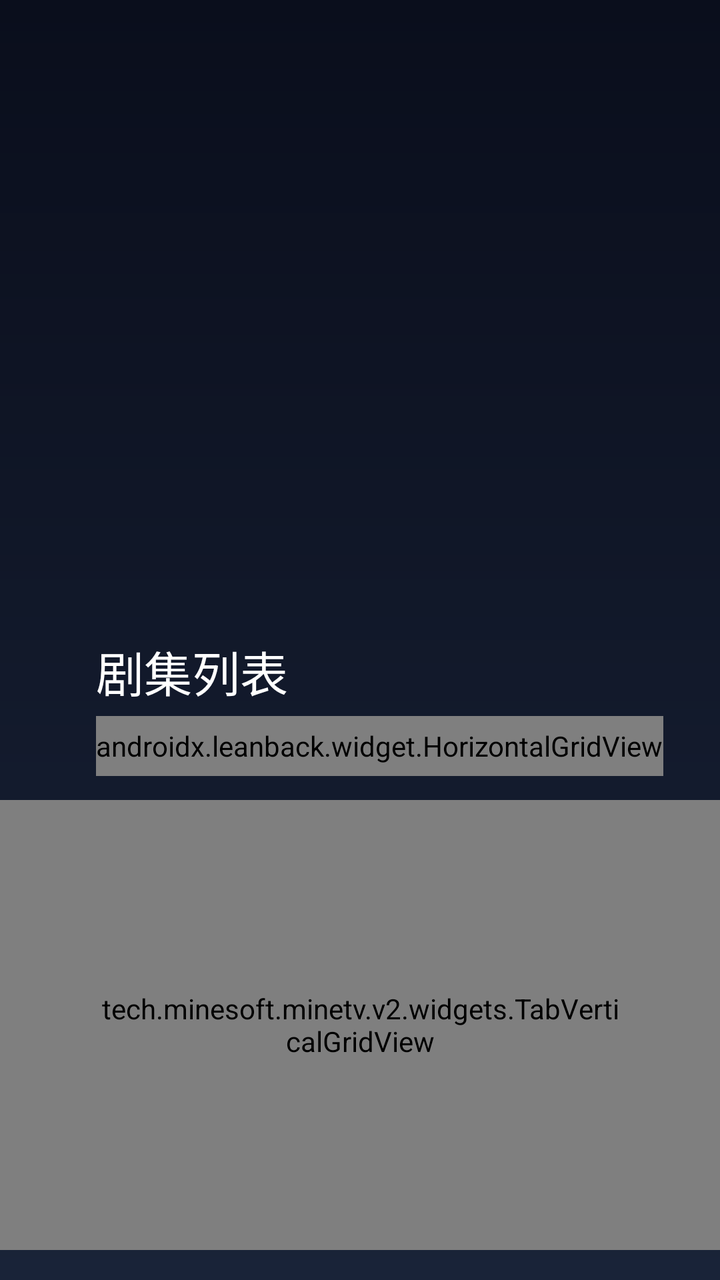
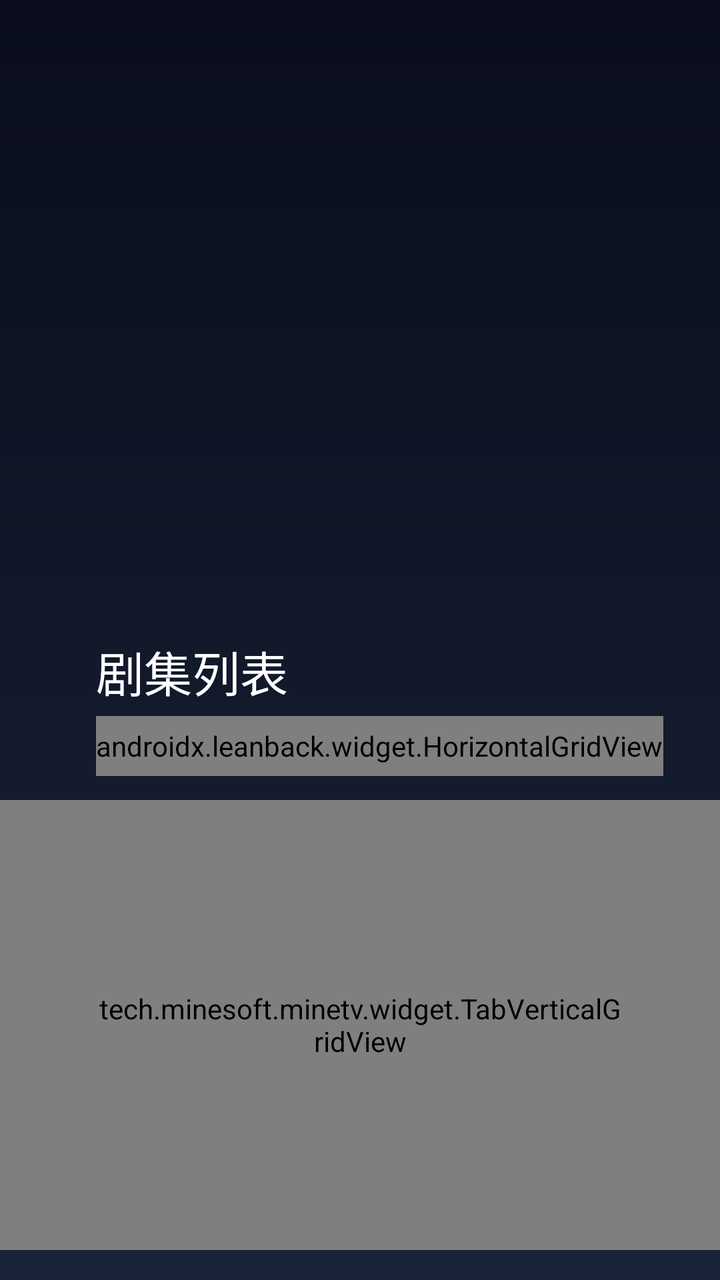

An Android layout rendered at two revisions. The XML below is the earlier revision; the diff shows what the commit changed to produce the second picture.
<!-- AndroidManifest.xml: application theme AppTheme -->
<!-- res/layout/activity_detail.xml -->
<?xml version="1.0" encoding="utf-8"?>
<androidx.constraintlayout.widget.ConstraintLayout xmlns:android="http://schemas.android.com/apk/res/android"
        xmlns:app="http://schemas.android.com/apk/res-auto"
        xmlns:tools="http://schemas.android.com/tools"
        android:layout_width="match_parent"
        android:layout_height="match_parent"
        android:clipChildren="false"
        android:clipToPadding="false"
        tools:context=".DetailActivity">

    <ImageView
            android:id="@+id/iv_video_pic"
            android:layout_width="420dp"
            android:layout_height="240dp"
            android:layout_marginStart="48dp"
            android:layout_marginTop="60dp"
            android:padding="2dp"
            android:focusableInTouchMode="false"
            android:clickable="false"
            android:focusable="false"
            android:scaleType="centerCrop"
            tools:ignore="ContentDescription"
            app:layout_constraintLeft_toLeftOf="parent"
            app:layout_constraintTop_toTopOf="parent" />

    <TextView
            android:id="@+id/tv_video_name"
            android:layout_width="wrap_content"
            android:layout_height="wrap_content"
            android:layout_marginStart="24dp"
            android:layout_marginTop="60dp"
            android:gravity="center"
            android:text="@string/placeholder"
            android:textColor="@color/colorWhite"
            android:textSize="30sp"
            android:textStyle="bold"
            app:layout_constraintLeft_toRightOf="@+id/iv_video_pic"
            app:layout_constraintTop_toTopOf="parent" />

    <TextView
            android:id="@+id/tv_video_info"
            android:layout_width="wrap_content"
            android:layout_height="wrap_content"
            android:layout_marginTop="5dp"
            android:ellipsize="end"
            android:gravity="start"
            android:singleLine="false"
            android:text="@string/placeholder"
            android:textColor="@color/colorWhite"
            app:layout_constraintLeft_toLeftOf="@+id/tv_video_name"
            app:layout_constraintTop_toBottomOf="@+id/tv_video_name" />

    <TextView
            android:id="@+id/tv_video_intro"
            android:layout_width="419dp"
            android:layout_height="86dp"
            android:layout_marginTop="5dp"
            android:ellipsize="end"
            android:maxLines="5"
            android:gravity="start"
            android:text="@string/placeholder"
            android:textColor="@color/colorWhite"
            app:layout_constraintLeft_toLeftOf="@+id/tv_video_name"
            app:layout_constraintTop_toBottomOf="@+id/tv_video_info" />

    <TextView
            android:id="@+id/tv_update"
            android:layout_width="wrap_content"
            android:layout_height="30dp"
            android:layout_marginTop="30dp"
            android:background="@drawable/selector_focus_bg_corner15_with_default_bg"
            android:clickable="true"
            android:focusable="true"
            android:focusableInTouchMode="true"
            android:gravity="center"
            android:paddingStart="14dp"
            android:paddingEnd="14dp"
            android:text="@string/action_update"
            android:textColor="@color/colorWhite"
            app:layout_constraintBottom_toBottomOf="@+id/iv_video_pic"
            app:layout_constraintLeft_toLeftOf="@+id/tv_video_name"
            app:layout_constraintTop_toBottomOf="@+id/tv_video_intro" />

    <TextView
            android:id="@+id/tv_star"
            android:layout_width="wrap_content"
            android:layout_height="30dp"
            android:layout_marginStart="10dp"
            android:background="@drawable/selector_focus_bg_corner15_with_default_bg"
            android:clickable="true"
            android:ellipsize="end"
            android:focusable="true"
            android:focusableInTouchMode="true"
            android:gravity="center"
            android:paddingStart="14dp"
            android:paddingEnd="14dp"
            android:text="@string/action_star"
            android:textColor="@color/colorWhite"
            app:layout_constraintLeft_toRightOf="@+id/tv_update"
            app:layout_constraintTop_toTopOf="@+id/tv_update" />

    <TextView
            android:id="@+id/tv_clean"
            android:layout_width="wrap_content"
            android:layout_height="30dp"
            android:layout_marginStart="10dp"
            android:background="@drawable/selector_focus_bg_corner15_with_default_bg"
            android:clickable="true"
            android:focusable="true"
            android:focusableInTouchMode="true"
            android:gravity="center"
            android:paddingStart="14dp"
            android:paddingEnd="14dp"
            android:text="@string/action_clear_view"
            android:textColor="@color/colorWhite"
            app:layout_constraintLeft_toRightOf="@+id/tv_star"
            app:layout_constraintTop_toTopOf="@+id/tv_star" />

    <TextView
            android:id="@+id/tv_reverse"
            android:layout_width="wrap_content"
            android:layout_height="30dp"
            android:layout_marginStart="10dp"
            android:background="@drawable/selector_focus_bg_corner15_with_default_bg"
            android:clickable="true"
            android:focusable="true"
            android:focusableInTouchMode="true"
            android:gravity="center"
            android:paddingStart="14dp"
            android:paddingEnd="14dp"
            android:text="@string/action_reverse"
            android:textColor="@color/colorWhite"
            app:layout_constraintLeft_toRightOf="@+id/tv_clean"
            app:layout_constraintTop_toTopOf="@+id/tv_clean" />

    <TextView
            android:id="@+id/tv_episode"
            android:layout_width="wrap_content"
            android:layout_height="wrap_content"
            android:layout_marginTop="18dp"
            android:text="@string/text_episode"
            android:textColor="@color/colorWhite"
            android:textSize="24sp"
            app:layout_constraintLeft_toLeftOf="@+id/iv_video_pic"
            app:layout_constraintTop_toBottomOf="@+id/iv_video_pic" />

    <androidx.leanback.widget.HorizontalGridView
            android:id="@+id/hg_play_from"
            android:layout_width="wrap_content"
            android:layout_height="30dp"
            android:layout_marginTop="5dp"
            android:layout_marginEnd="48dp"
            app:focusOutEnd="true"
            android:clipChildren="false"
            android:clipToPadding="false"
            app:focusOutFront="true"
            app:layout_constraintLeft_toLeftOf="@+id/iv_video_pic"
            app:layout_constraintTop_toBottomOf="@+id/tv_episode" />

    <tech.minesoft.minetv.v2.widgets.TabVerticalGridView
            android:id="@+id/hg_episode_items"
            android:layout_width="match_parent"
            android:layout_height="match_parent"
            android:layout_marginTop="400dp"
            android:layout_marginBottom="15dp"
            android:paddingStart="48dp"
            android:paddingEnd="48dp"
            app:focusOutEnd="true"
            app:focusOutFront="true"
            android:clipChildren="false"
            android:clipToPadding="false"
            app:layout_constraintTop_toTopOf="parent"
            app:layout_constraintBottom_toBottomOf="parent"
            app:layout_constraintLeft_toLeftOf="@+id/iv_video_pic"
            />

</androidx.constraintlayout.widget.ConstraintLayout>
<!-- resources referenced by this layout -->
<resources>
  <color name="colorWhite">#FFFFFF</color>
  <!-- drawable selector_focus_bg_corner15_with_default_bg (drawable) -->
  <?xml version="1.0" encoding="utf-8"?>
  <selector xmlns:android="http://schemas.android.com/apk/res/android">
      <item android:drawable="@drawable/shape_corner15_color_ff26b5ff" android:state_focused="true"/>
      <item android:drawable="@drawable/shape_corner15_color_14ffffff" android:state_focused="false"/>
  </selector>
  <string name="action_clear_view">清空观影记录</string>
  <string name="action_reverse">反转</string>
  <string name="action_star">收藏</string>
  <string name="action_update">更新</string>
  <string name="placeholder">Mine TV Placeholder</string>
  <string name="text_episode">剧集列表</string>
  <style name="AppTheme" parent="Theme.AppCompat.Light.NoActionBar">
          
          <item name="colorPrimary">@color/colorPrimary</item>
          <item name="colorPrimaryDark">@color/colorPrimaryDark</item>
          <item name="colorAccent">@color/colorAccent</item>
          <item name="android:windowBackground">@drawable/bg_gradient_home</item>
  
      </style>
  <!-- drawable shape_corner15_color_ff26b5ff (drawable) -->
  <?xml version="1.0" encoding="utf-8"?>
  <shape
    xmlns:android="http://schemas.android.com/apk/res/android">
      <solid android:color="@color/colorBlue" />
      <corners android:radius="15dp" />
  </shape>
  <!-- drawable shape_corner15_color_14ffffff (drawable) -->
  <?xml version="1.0" encoding="utf-8"?>
  <shape xmlns:android="http://schemas.android.com/apk/res/android"
      android:shape="rectangle">
      <solid android:color="@color/white_8_percent"/>
      <corners android:radius="15dp" />
  </shape>
  <color name="colorPrimary">#008577</color>
  <color name="colorPrimaryDark">#00574B</color>
  <color name="colorAccent">#D81B60</color>
  <!-- drawable bg_gradient_home (drawable) -->
  <?xml version="1.0" encoding="utf-8"?>
  <shape android:shape="rectangle"
    xmlns:android="http://schemas.android.com/apk/res/android">
      <gradient android:startColor="#ff0a0e1c" android:endColor="#ff192338" android:angle="270.0" />
  </shape>
  <color name="colorBlue">#ff26b5ff</color>
  <color name="white_8_percent">#14FFFFFF</color>
</resources>

<!-- the commit's change to res/layout/activity_detail.xml (unified diff, before → after) -->
@@ -157,7 +157,7 @@
             app:layout_constraintLeft_toLeftOf="@+id/iv_video_pic"
             app:layout_constraintTop_toBottomOf="@+id/tv_episode" />
 
-    <tech.minesoft.minetv.v2.widgets.TabVerticalGridView
+    <tech.minesoft.minetv.widget.TabVerticalGridView
             android:id="@+id/hg_episode_items"
             android:layout_width="match_parent"
             android:layout_height="match_parent"
